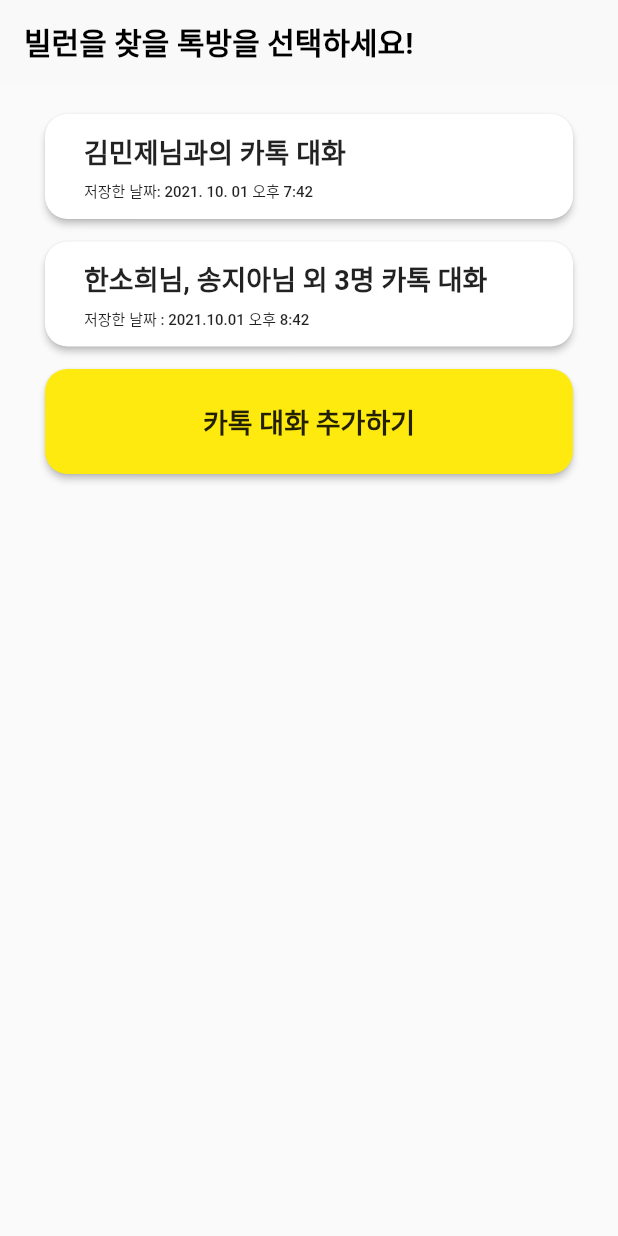
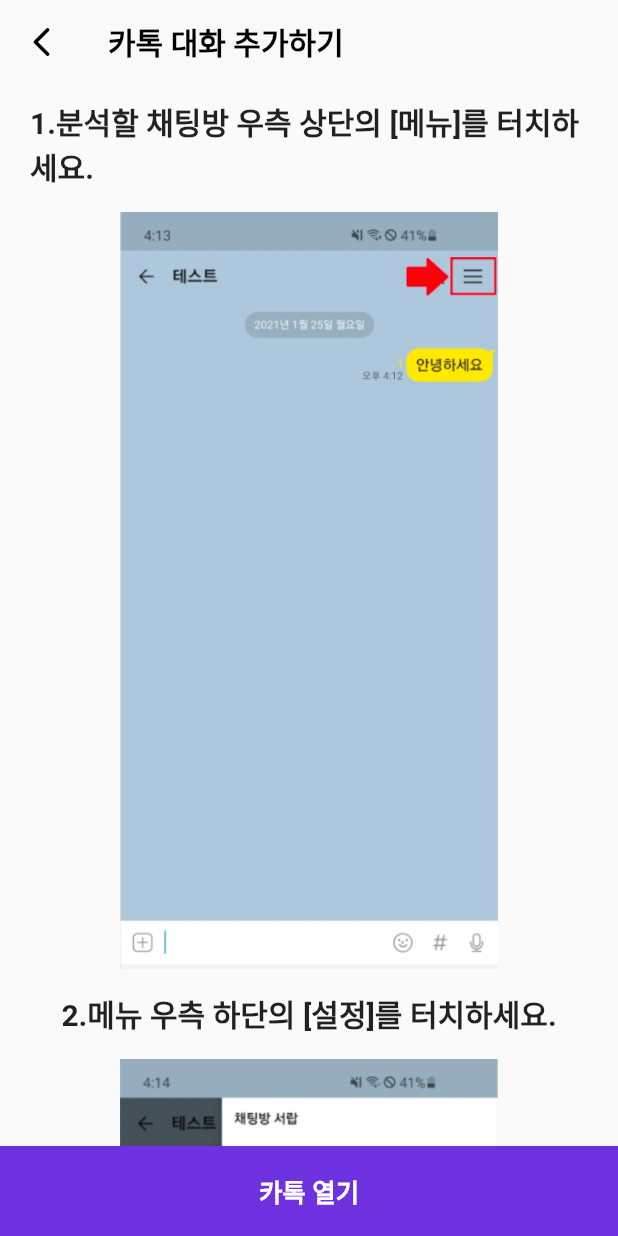
Before and after one commit to meannnj/katalkhae, a Flutter app: the screen it shows after launch, after a tap on "카톡 대화 추가하기", on a phone screen of 412 x 824 dp. Run offline on Flutter 3.47's test engine with Material 2 defaults, Android fonts, the phone set to English and light mode, and no system bars; drawn by our look-alikes of google_mobile_ads; our stand-ins replace file_picker, logger; missing offline and left inert: favorite_button, file_picker_cross; network calls fail.

Commit message:
ui 추가

```diff
--- /dev/null
+++ b/lib/items/my_guide.dart
@@ -0,0 +1,42 @@
+import 'package:flutter/material.dart';
+import 'package:katalkhae/config/palette.dart';
+
+class MyGuide extends StatelessWidget {
+  //const MyButton({ Key? key }) : super(key: key);
+
+  const MyGuide(
+      {this.title, this.image});
+
+  final String? title;
+  final String? image;
+
+  @override
+  Widget build(BuildContext context) {
+    return Container(
+      child: Column(
+        children: [
+          Text(title!,
+              style: const TextStyle(
+                color: Colors.black87,
+                fontSize: 20,
+                fontWeight: FontWeight.bold,
+              )),
+          const SizedBox(
+            height: 15,
+          ),
+          Padding(
+            padding: const EdgeInsets.only( left: 60, right: 60),
+            child: FittedBox(
+              child: Image.asset(image!),
+              fit: BoxFit.fill,
+            ),
+          ),
+
+          const SizedBox(
+            height: 15,
+          ),
+        ],
+      ),
+    );
+  }
+}
--- /dev/null
+++ b/lib/screens/guide_screen.dart
@@ -0,0 +1,94 @@
+import 'package:flutter/material.dart';
+import 'package:katalkhae/config/palette.dart';
+import 'package:katalkhae/items/my_guide.dart';
+
+class GuideScreen extends StatelessWidget {
+  const GuideScreen({Key? key}) : super(key: key);
+
+  @override
+  Widget build(BuildContext context) {
+
+    return Scaffold(
+        appBar: AppBar(
+          title: const Text(
+            '카톡 대화 추가하기',
+            style: TextStyle(fontWeight: FontWeight.bold),
+          ),
+          centerTitle: false,
+          elevation: 0.0,
+          backgroundColor: Palette.backgroundColor,
+          leading: IconButton(
+            icon: const Icon(Icons.arrow_back_ios_rounded),
+            //color: Colors.grey,
+            onPressed: () => Navigator.of(context).pop(null),
+          ),
+        ),
+        //extendBodyBehindAppBar: true, // body 위에 appbar
+        body: Container(
+          //padding: const EdgeInsets.only(top: 0, left: 20, right: 20),
+          child: Column(children: [
+            Expanded(
+              child: SingleChildScrollView(
+                child: Padding(
+                  padding: const EdgeInsets.only(top: 0, left: 20, right: 20),
+                  child: Column(
+                    crossAxisAlignment: CrossAxisAlignment.start,
+                    children: [
+                      const SizedBox(
+                        height: 10.0,
+                      ),
+                      MyGuide(
+                        title:'1.분석할 채팅방 우측 상단의 [메뉴]를 터치하세요.' ,
+                        image: 'images/g1.png'
+                      ),
+                      MyGuide(
+                          title:'2.메뉴 우측 하단의 [설정]를 터치하세요.' ,
+                          image: 'images/g2.png'
+                      ),
+                      MyGuide(
+                          title:'3.채팅방 설정에서 [대화 내용 내보내기]를 터치하세요.' ,
+                          image: 'images/g3.png'
+                      ),
+                      MyGuide(
+                          title:'4.[모든 메시지 내부저장소에 저장]을 터치한 후 톡방 빌런찾기 앱으로 돌오시면 됩니다.' ,
+                          image: 'images/g4.png'
+                      ),
+
+                    ],
+                  ),
+                ),
+              ),
+            ),
+
+            //하단 고정 버튼
+            SizedBox(
+                height: 60,
+                width: double.maxFinite,
+                child: ElevatedButton(
+                  onPressed: () {
+                    Navigator.pop(context);
+                  },
+                  child: const Text(
+                    '카톡 열기',
+                    style: TextStyle(
+                      //letterSpacing: 1.0,
+                      fontSize: 17,
+                      color: Colors.white,
+                      fontWeight: FontWeight.bold,
+                    ),
+                  ),
+                  style: ElevatedButton.styleFrom(
+                    //minimumSize: const Size(390, 0),
+                    primary: Palette.mainColor, // background
+                    // //onPrimary: Palette.mainColor, //foreground
+                    shape:
+                    RoundedRectangleBorder(borderRadius: BorderRadius.circular(0)),
+                  ),
+
+                )
+            ),
+
+          ]),
+        ));
+  }
+}
--- a/lib/screens/main_talklist.dart
+++ b/lib/screens/main_talklist.dart
@@ -5,9 +5,23 @@ import 'package:katalkhae/items/my_talk.dart';
 import 'package:katalkhae/screens/ad_screen.dart';
 import 'package:katalkhae/helpers/logger.dart';
 import 'package:katalkhae/screens/result_vil.dart';
+import 'package:katalkhae/widget/date_choice_dialog.dart';
 import 'package:katalkhae/widget/katalk_list_button.dart';
 import 'package:flutter/foundation.dart';
 import 'package:google_mobile_ads/google_mobile_ads.dart';
+
+import 'dart:io';
+
+import 'package:file_picker/file_picker.dart';
+import 'package:file_picker_cross/file_picker_cross.dart';
+import 'package:katalkhae/helpers/API.dart';
+import 'package:katalkhae/helpers/logger.dart';
+import 'package:path_provider/path_provider.dart';
+import 'dart:convert';
+//import 'date_choice_dialog.dart';
+import 'package:http/http.dart' as http;
+
+import 'guide_screen.dart';
 
 const Map<String, String> UNIT_ID = kReleaseMode
     ? {
@@ -54,8 +68,10 @@ class TalklistScreen extends StatelessWidget {
             style: TextStyle(fontWeight: FontWeight.bold),
           ),
           elevation: 0.0,
+
           backgroundColor: Palette.backgroundColor,
         ),
+
         body: Padding(
           padding: const EdgeInsets.only(top: 0, left: 20, right: 20),
           child: Column(children: [
@@ -82,6 +98,30 @@ class TalklistScreen extends StatelessWidget {
                         child: Column(
                           children: [
                             KatalkListButton(),
+
+                            const SizedBox(
+                              height: 15.0,
+                            ),
+
+                            MyTalk(
+                              title: '김민제님과의 카톡 대화',
+                              date: '2021. 10. 01 오후 7:42',
+                              onPressed: () async {
+                                // final fileInfo = await FilePicker.platform.pickFiles();
+                                // if (fileInfo == null) return;
+                                // final _filePath = fileInfo.files.first.path;
+                                // final katalkFile = File('$_filePath');
+                                // final katalkContent = await katalkFile.readAsString();
+                                // logger.i('카카오톡 내용 : ', katalkContent);
+
+                                //final response = await http.get(url);
+
+                                showDialog<String>(
+                                    context: context,
+                                    builder: (BuildContext context) => CalendarDialog());
+                              },
+                            ),
+
                             const SizedBox(
                               height: 15.0,
                             ),
@@ -117,22 +157,20 @@ class TalklistScreen extends StatelessWidget {
                                                 fontSize: 18,
                                                 fontWeight: FontWeight.bold,
                                               )),
-                                          // SizedBox(
-                                          //   height: 5.0,
-                                          // ),
-                                          // Text('저장한 날짜: 2021. 10. 01 오후 7:42',
-                                          //     textAlign: TextAlign.left,
-                                          //     style: TextStyle(
-                                          //       color: Colors.black87,
-                                          //       fontSize: 10,
-                                          //     )),
                                         ],
                                       ),
                                     ),
                                   ],
                                 ),
                               ),
-                              onPressed: () async {},
+                              onPressed: ()
+                                 {
+                            Navigator.push(
+                            context,
+                            MaterialPageRoute(
+                            builder: (context) => GuideScreen()),
+                            );
+                            },
                               style: ElevatedButton.styleFrom(
                                 //primary: Colors.black,
                                 minimumSize: const Size(390, 70),
--- a/lib/screens/result_vil.dart
+++ b/lib/screens/result_vil.dart
@@ -15,9 +15,13 @@ class ResultVilScreen extends StatelessWidget {
             '빌런 찾기 결과!',
             style: TextStyle(fontWeight: FontWeight.bold),
           ),
+          centerTitle: false,
           elevation: 0.0,
           backgroundColor: Palette.backgroundColor,
+          automaticallyImplyLeading: false,
+          //leading: Container(),
         ),
+        //extendBodyBehindAppBar: true, // body 위에 appbar
         body: Container(
           //padding: const EdgeInsets.only(top: 0, left: 20, right: 20),
           child: Column(children: [
@@ -151,7 +155,7 @@ class ResultVilScreen extends StatelessWidget {
 
             //하단 고정 버튼
             SizedBox(
-                height: 50,
+                height: 60,
                 width: double.maxFinite,
                 child: ElevatedButton(
                   onPressed: () {
--- a/lib/widget/date_choice_dialog.dart
+++ b/lib/widget/date_choice_dialog.dart
@@ -38,16 +38,21 @@ class _CalendarDialogState extends State<CalendarDialog> {
       title: Column(
         children: [
           Text(
-            '김민제님과의 카카오톡 대화',
-            style: TextStyle(fontSize: 25),
+            '김민제님과의 카톡 대화',
+            style: TextStyle(fontSize: 20, fontWeight: FontWeight.bold),
           ),
           SizedBox(
-            height: 45,
+            height: 10,
           ),
           Text(
             '기간을 선택해주세요',
             style: TextStyle(fontSize: 14),
           ),
+
+          SizedBox(
+            height: 15,
+          ),
+
           Row(
             mainAxisAlignment: MainAxisAlignment.center,
             children: [
@@ -71,13 +76,21 @@ class _CalendarDialogState extends State<CalendarDialog> {
         ],
       ),
       actions: <Widget>[
-        ElevatedButton(
-            onPressed: () => Navigator.of(context).pop(),
-            child: const Text(
-              '대화 해석을 시작할게요',
-              style: TextStyle(color: Colors.white, fontWeight: FontWeight.bold),
-            ),
-            style: ElevatedButton.styleFrom(primary: Colors.deepPurple)),
+        SizedBox(
+          width: double.maxFinite,
+          child: ElevatedButton(
+              onPressed: () => Navigator.of(context).pop(),
+              child: const Text(
+                '분석하기',
+                style: TextStyle(
+                    color: Colors.white,
+                    fontWeight: FontWeight.bold,
+                ),
+              ),
+              style: ElevatedButton.styleFrom(
+                  primary: Colors.deepPurple,
+              )),
+        ),
       ],
     );
   }
```
Also changed, not shown: images/g1.png (added), images/g2.png (added), images/g3.png (added), images/g4.png (added).
